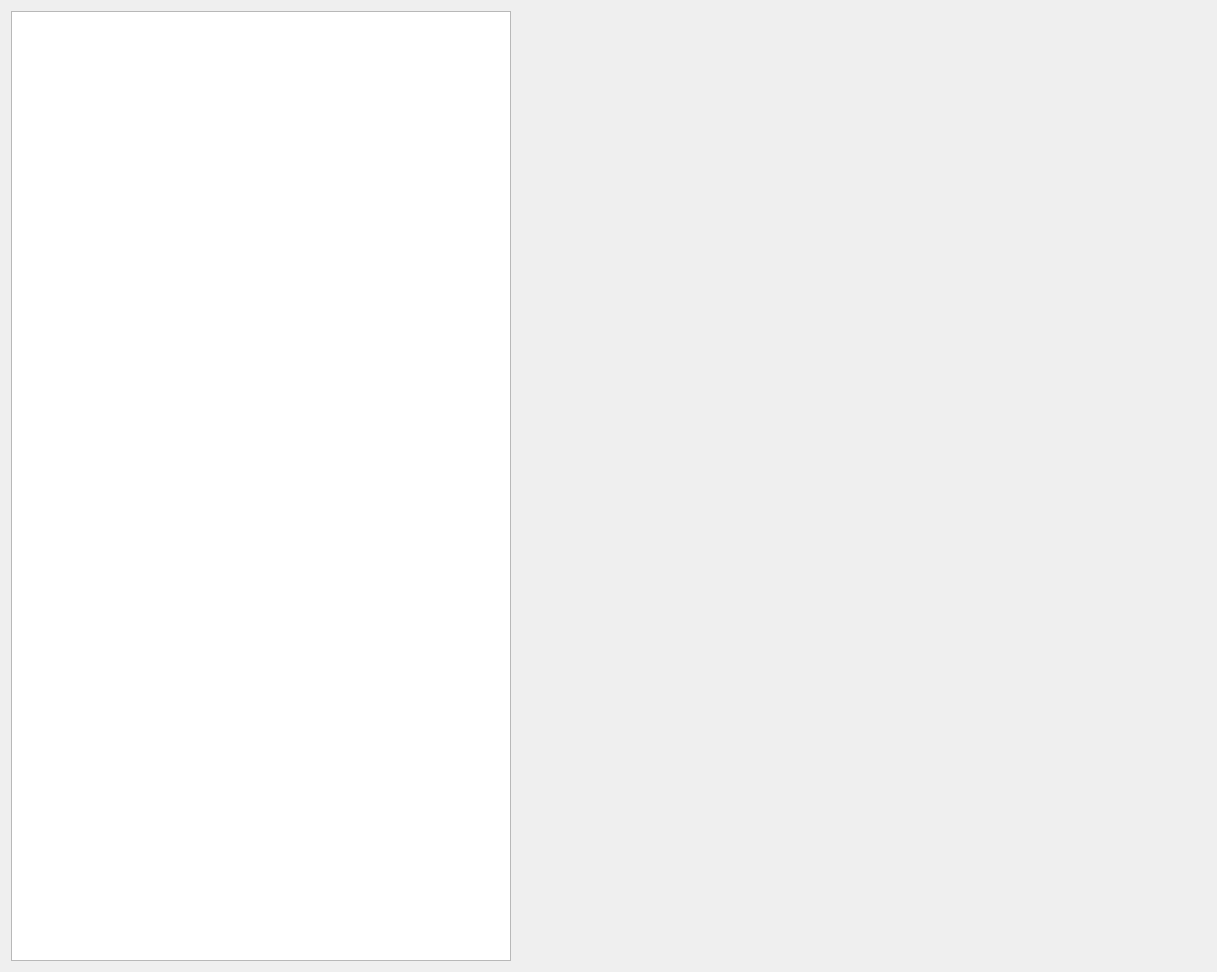
ifaoe/2014-10-Bird-View, file mainwindow.ui: the form before one commit.
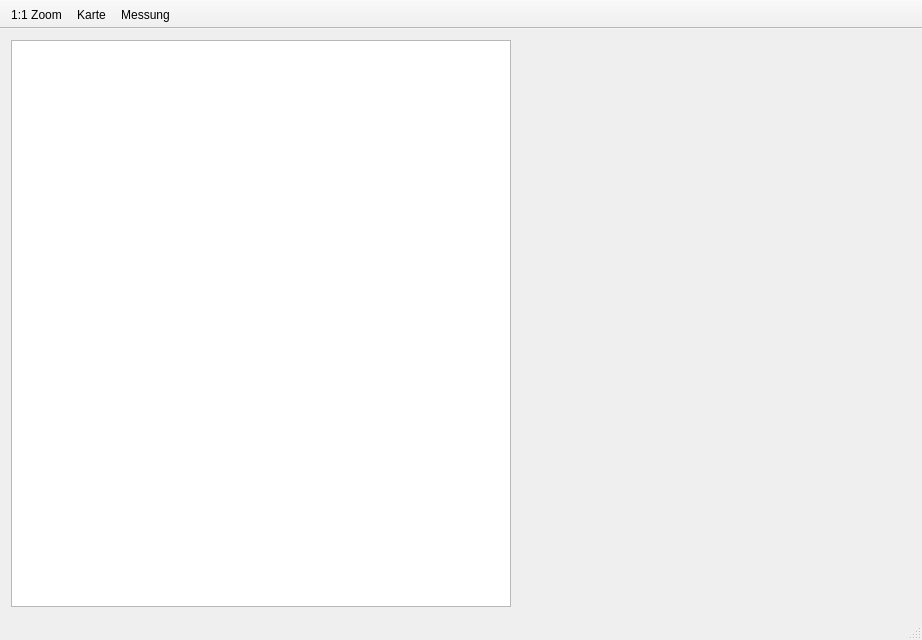
The form after the commit.

Commit message: Cleanup. New measurement tool. Introduced toolbar.

Diff of the .ui file:
```diff
--- a/mainwindow.ui
+++ b/mainwindow.ui
@@ -6,8 +6,8 @@
    <rect>
     <x>0</x>
     <y>0</y>
-    <width>1217</width>
-    <height>972</height>
+    <width>922</width>
+    <height>640</height>
    </rect>
   </property>
   <property name="minimumSize">
@@ -81,6 +81,48 @@
     </item>
    </layout>
   </widget>
+  <widget class="QStatusBar" name="statusBar"/>
+  <widget class="QToolBar" name="toolBar">
+   <property name="windowTitle">
+    <string>toolBar</string>
+   </property>
+   <property name="movable">
+    <bool>false</bool>
+   </property>
+   <property name="allowedAreas">
+    <set>Qt::TopToolBarArea</set>
+   </property>
+   <property name="toolButtonStyle">
+    <enum>Qt::ToolButtonTextOnly</enum>
+   </property>
+   <attribute name="toolBarArea">
+    <enum>TopToolBarArea</enum>
+   </attribute>
+   <attribute name="toolBarBreak">
+    <bool>false</bool>
+   </attribute>
+   <addaction name="action1_1_Zoom"/>
+   <addaction name="actionMapView"/>
+   <addaction name="actionMeasurement"/>
+  </widget>
+  <action name="action1_1_Zoom">
+   <property name="text">
+    <string>1:1 Zoom</string>
+   </property>
+  </action>
+  <action name="actionMapView">
+   <property name="checkable">
+    <bool>true</bool>
+   </property>
+   <property name="text">
+    <string>Karte</string>
+   </property>
+  </action>
+  <action name="actionMeasurement">
+   <property name="text">
+    <string>Messung</string>
+   </property>
+  </action>
  </widget>
  <layoutdefault spacing="6" margin="11"/>
  <resources/>
```
The commit also changes 11 other files.
